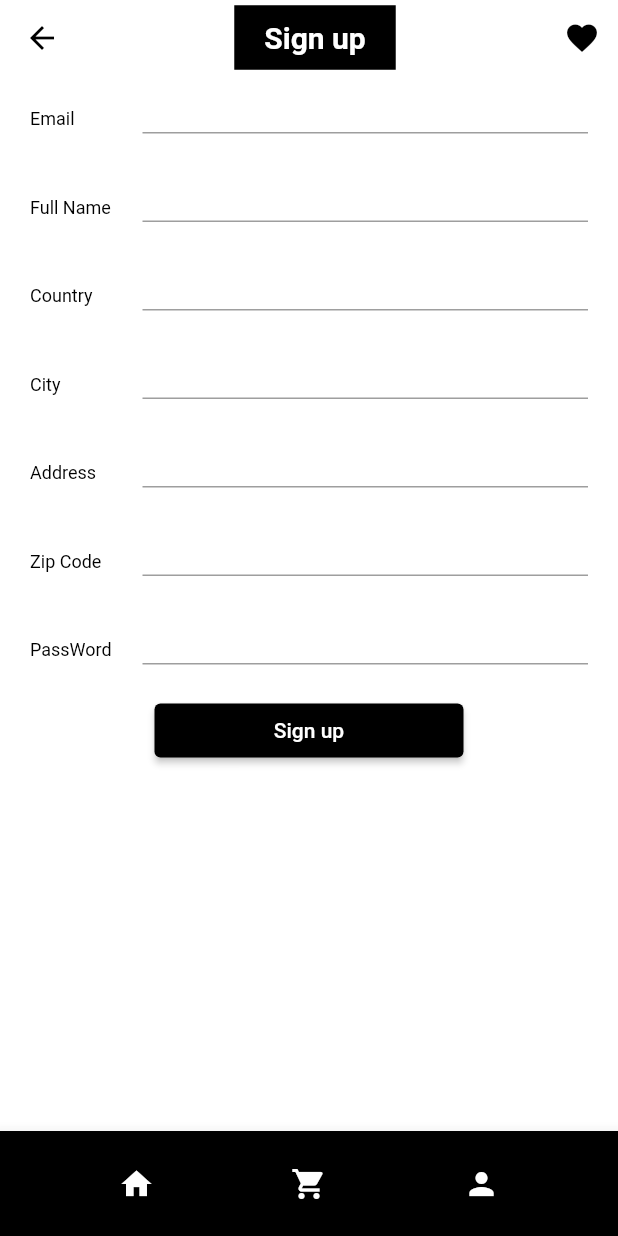
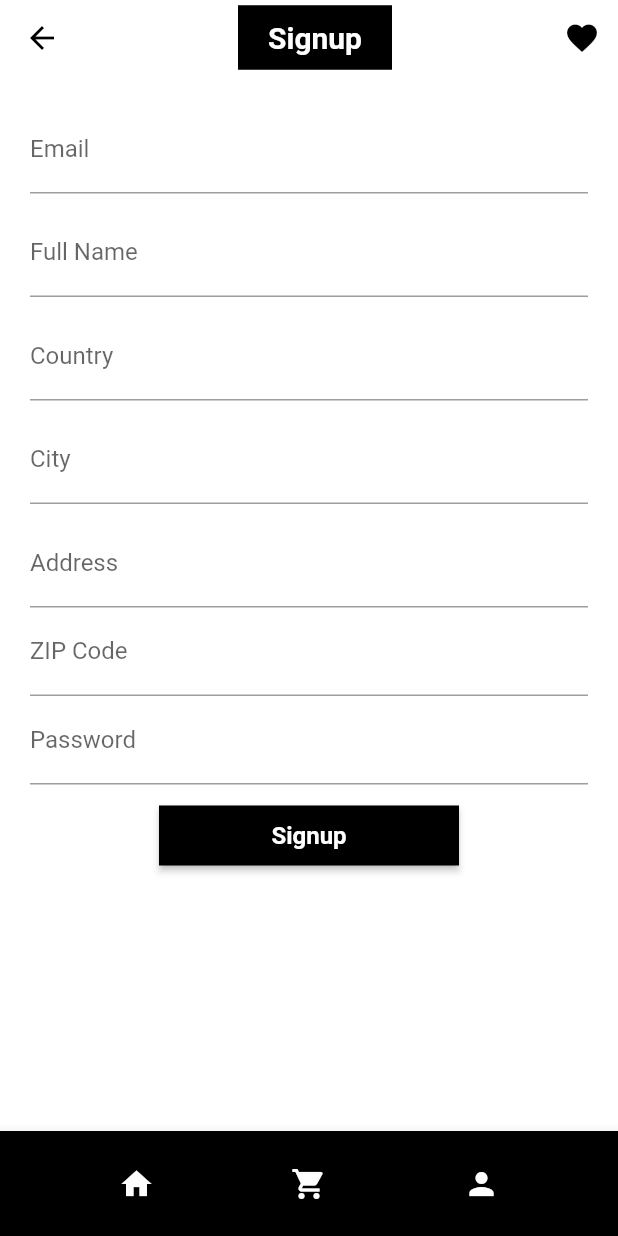
Before and after one commit to nhudang1511/e_commerce_flutter_app, a Flutter app: the screen it shows after launch, item 3 of the bottom bar chosen, after a tap on "Sign up", on a phone screen of 412 x 824 dp. Run offline on Flutter 3.47's test engine with Material 2 defaults, Android fonts, the phone set to English and light mode, and no system bars; our stand-ins replace bloc, carousel_slider, cloud_firestore, equatable, firebase_auth, firebase_core and 2 more; accounts and stored records are empty; Roboto replaces fonts that are missing (Avenir).

Commit message:
add sign up

```diff
--- a/lib/blocs/profile/profile_bloc.dart
+++ b/lib/blocs/profile/profile_bloc.dart
@@ -52,6 +52,7 @@ class ProfileBloc extends Bloc<ProfileEvent, ProfileState> {
       UpdateProfile event,
       Emitter<ProfileState> emit,
       ) {
+    _userRepository.updateUser(event.user);
     emit(ProfileLoaded(user: event.user));
   }
 
--- /dev/null
+++ b/lib/cubits/signup/signup_cubit.dart
@@ -0,0 +1,38 @@
+import 'package:bloc/bloc.dart';
+import 'package:equatable/equatable.dart';
+import 'package:firebase_auth/firebase_auth.dart' as auth;
+import '../../models/models.dart';
+import '../../repositories/auth/auth_repository.dart';
+
+part 'signup_state.dart';
+
+class SignupCubit extends Cubit<SignupState> {
+  final AuthRepository _authRepository;
+
+  SignupCubit({required AuthRepository authRepository})
+      : _authRepository = authRepository,
+        super(SignupState.initial());
+
+  void userChanged(User user) {
+    emit(state.copyWith(
+      user: user,
+      status: SignupStatus.initial,
+    ));
+  }
+
+  void passwordChanged(String value) {
+    emit(state.copyWith(password: value, status: SignupStatus.initial));
+  }
+
+  Future<void> signUpWithCredentials() async {
+    if (!state.isFormValid || state.status == SignupStatus.submitting) return;
+    emit(state.copyWith(status: SignupStatus.submitting));
+    try {
+      var authUser = await _authRepository.signUp(
+        password: state.password,
+        user: state.user!,
+      );
+      emit(state.copyWith(status: SignupStatus.success, authUser: authUser));
+    } catch (_) {}
+  }
+}
--- /dev/null
+++ b/lib/cubits/signup/signup_state.dart
@@ -0,0 +1,48 @@
+part of 'signup_cubit.dart';
+
+enum SignupStatus { initial, submitting, success, error }
+
+class SignupState extends Equatable {
+  final String password;
+  final SignupStatus status;
+  final auth.User? authUser;
+  final User? user;
+
+  bool get isFormValid => user!.email.isNotEmpty && password.isNotEmpty;
+
+  const SignupState({
+    required this.password,
+    required this.status,
+    this.authUser,
+    this.user,
+  });
+
+  factory SignupState.initial() {
+    return SignupState(
+      password: '',
+      status: SignupStatus.initial,
+      authUser: null,
+      user: User(),
+    );
+  }
+
+  @override
+  bool get stringify => true;
+
+  @override
+  List<Object?> get props => [password, status, authUser, user];
+
+  SignupState copyWith({
+    String? password,
+    SignupStatus? status,
+    auth.User? authUser,
+    User? user,
+  }) {
+    return SignupState(
+      password: password ?? this.password,
+      status: status ?? this.status,
+      authUser: authUser ?? this.authUser,
+      user: user ?? this.user,
+    );
+  }
+}
--- a/lib/main.dart
+++ b/lib/main.dart
@@ -10,6 +10,7 @@ import 'package:flutter_bloc/flutter_bloc.dart';
 import 'blocs/blocs.dart';
 import 'config/theme.dart';
 import 'cubits/login/login_cubit.dart';
+import 'cubits/signup/signup_cubit.dart';
 import 'screen/screen.dart';
 
 Future <void> main() async {
@@ -77,6 +78,11 @@ class MyApp extends StatelessWidget {
                 authRepository: context.read<AuthRepository>(),
               ),
             ),
+            BlocProvider(
+              create: (context) => SignupCubit(
+                authRepository: context.read<AuthRepository>(),
+              ),
+            ),
           ],
           child: MaterialApp(
             title: 'Zero To Unicorn',
--- a/lib/screen/login/login_screen.dart
+++ b/lib/screen/login/login_screen.dart
@@ -29,9 +29,6 @@ class LoginScreen extends StatelessWidget {
               child: ElevatedButton(
                 onPressed: (){
                   context.read<LoginCubit>().logInWithCredentials();
-                  const snackBar = SnackBar(content: Text('Log in successful'));
-                  ScaffoldMessenger.of(context).showSnackBar(snackBar);
-                  Navigator.pushNamed(context, '/');
                 },
                 child: Text('Log in'),
                 style: ElevatedButton.styleFrom(
--- a/lib/screen/profile/profile_screen.dart
+++ b/lib/screen/profile/profile_screen.dart
@@ -31,19 +31,108 @@ class ProfileScreen extends StatelessWidget {
           return Center(child: CircularProgressIndicator());
         }
         if(state is ProfileLoaded){
-          return Center(
-            child: SizedBox(
-              width: (MediaQuery.of(context).size.width)/2,
-              child: ElevatedButton(
-                onPressed: (){
-                  context.read<AuthRepository>().signOut();
-                },
-                child: Text('Sign out'),
-                style: ElevatedButton.styleFrom(
-                  backgroundColor: Colors.black,
-
+          return Padding(
+            padding: const EdgeInsets.all(20.0),
+            child: Column(
+              crossAxisAlignment: CrossAxisAlignment.start,
+              children: [
+                Text(
+                  'CUSTOMER INFORMATION',
+                  style: Theme.of(context).textTheme.headline3,
                 ),
-              ),
+                const SizedBox(height: 10),
+                CustomTextFormField(
+                  title: 'Email',
+                  initialValue: state.user.email,
+                  onChanged: (value) {
+                    context.read<ProfileBloc>().add(
+                      UpdateProfile(
+                        user: state.user.copyWith(email: value),
+                      ),
+                    );
+                  },
+                ),
+                const SizedBox(height: 5),
+                CustomTextFormField(
+                  title: 'Full Name',
+                  initialValue: state.user.fullName,
+                  onChanged: (value) {
+                    context.read<ProfileBloc>().add(
+                      UpdateProfile(
+                        user: state.user.copyWith(fullName: value),
+                      ),
+                    );
+                  },
+                ),
+                const SizedBox(height: 5),
+                CustomTextFormField(
+                  title: 'Address',
+                  initialValue: state.user.address,
+                  onChanged: (value) {
+                    context.read<ProfileBloc>().add(
+                      UpdateProfile(
+                        user: state.user.copyWith(address: value),
+                      ),
+                    );
+                  },
+                ),
+                const SizedBox(height: 5),
+                CustomTextFormField(
+                  title: 'City',
+                  initialValue: state.user.city,
+                  onChanged: (value) {
+                    context.read<ProfileBloc>().add(
+                      UpdateProfile(
+                        user: state.user.copyWith(city: value),
+                      ),
+                    );
+                  },
+                ),
+                const SizedBox(height: 5),
+                CustomTextFormField(
+                  title: 'Country',
+                  initialValue: state.user.country,
+                  onChanged: (value) {
+                    context.read<ProfileBloc>().add(
+                      UpdateProfile(
+                        user: state.user.copyWith(country: value),
+                      ),
+                    );
+                  },
+                ),
+                const SizedBox(height: 5),
+                CustomTextFormField(
+                  title: 'ZIP Code',
+                  initialValue: state.user.zipCode,
+                  onChanged: (value) {
+                    context.read<ProfileBloc>().add(
+                      UpdateProfile(
+                        user: state.user.copyWith(zipCode: value),
+                      ),
+                    );
+                  },
+                ),
+                Expanded(child: Container()),
+                Center(
+                  child: ElevatedButton(
+                    onPressed: () {
+                      context.read<AuthRepository>().signOut();
+                    },
+                    style: ElevatedButton.styleFrom(
+                      shape: RoundedRectangleBorder(),
+                      primary: Colors.black,
+                      fixedSize: Size(200, 40),
+                    ),
+                    child: Text(
+                      'Sign Out',
+                      style: Theme.of(context)
+                          .textTheme
+                          .headline4!
+                          .copyWith(color: Colors.white),
+                    ),
+                  ),
+                ),
+              ],
             ),
           );
         }
--- a/lib/screen/signup/signup_screen.dart
+++ b/lib/screen/signup/signup_screen.dart
@@ -1,4 +1,6 @@
 import 'package:flutter/material.dart';
+import 'package:flutter_bloc/flutter_bloc.dart';
+import '../../cubits/signup/signup_cubit.dart';
 import '../../widget/widgets.dart';
 
 class SignupScreen extends StatelessWidget {
@@ -12,73 +14,129 @@ class SignupScreen extends StatelessWidget {
   }
   @override
   Widget build(BuildContext context) {
-    final TextEditingController emailController = TextEditingController();
-    final TextEditingController fullNameController = TextEditingController();
-    final TextEditingController countryController = TextEditingController();
-    final TextEditingController cityController = TextEditingController();
-    final TextEditingController addressController = TextEditingController();
-    final TextEditingController zipCodeController = TextEditingController();
-    final TextEditingController passWordController = TextEditingController();
-
     return Scaffold(
-      appBar: const CustomAppBar(title: 'Sign up'),
+      appBar: CustomAppBar(title: 'Signup'),
       bottomNavigationBar: const CustomeNavBar(),
-      body:  SingleChildScrollView(
+      body: Padding(
+        padding: const EdgeInsets.all(20.0),
+        child: BlocBuilder<SignupCubit, SignupState>(
+          builder: (context, state) {
+            return SingleChildScrollView(
               child: Column(
-          mainAxisAlignment: MainAxisAlignment.spaceEvenly,
+                mainAxisAlignment: MainAxisAlignment.center,
                 children: [
-            _buildTextFormField(emailController, context, 'Email'),
-            _buildTextFormField(fullNameController, context, 'Full Name'),
-            _buildTextFormField(countryController, context, 'Country'),
-            _buildTextFormField(cityController, context, 'City'),
-            _buildTextFormField(addressController, context, 'Address'),
-            _buildTextFormField(zipCodeController, context, 'Zip Code'),
-            _buildTextFormField(passWordController, context, 'PassWord'),
-            SizedBox(
-              width: (MediaQuery.of(context).size.width)/2,
-              child: ElevatedButton(
-                onPressed: (){
-                  Navigator.pushNamed(context, '/');
+                  _UserInput(
+                    labelText: 'Email',
+                    onChanged: (value) {
+                      context.read<SignupCubit>().userChanged(
+                        state.user!.copyWith(email: value),
+                      );
                     },
-                child: Text('Sign up'),
+                  ),
+                  const SizedBox(height: 10),
+                  _UserInput(
+                    labelText: 'Full Name',
+                    onChanged: (value) {
+                      context.read<SignupCubit>().userChanged(
+                        state.user!.copyWith(fullName: value),
+                      );
+                    },
+                  ),
+                  const SizedBox(height: 10),
+                  _UserInput(
+                    labelText: 'Country',
+                    onChanged: (value) {
+                      context.read<SignupCubit>().userChanged(
+                        state.user!.copyWith(country: value),
+                      );
+                    },
+                  ),
+                  const SizedBox(height: 10),
+                  _UserInput(
+                    labelText: 'City',
+                    onChanged: (value) {
+                      context.read<SignupCubit>().userChanged(
+                        state.user!.copyWith(city: value),
+                      );
+                    },
+                  ),
+                  const SizedBox(height: 10),
+                  _UserInput(
+                    labelText: 'Address',
+                    onChanged: (value) {
+                      context.read<SignupCubit>().userChanged(
+                        state.user!.copyWith(address: value),
+                      );
+                    },
+                  ),
+                  _UserInput(
+                    labelText: 'ZIP Code',
+                    onChanged: (value) {
+                      context.read<SignupCubit>().userChanged(
+                        state.user!.copyWith(zipCode: value),
+                      );
+                    },
+                  ),
+                  _PasswordInput(),
+                  const SizedBox(height: 10),
+                  ElevatedButton(
+                    onPressed: () {
+                      context.read<SignupCubit>().signUpWithCredentials();
+                    },
                     style: ElevatedButton.styleFrom(
-                  backgroundColor: Colors.black,
-
+                      shape: RoundedRectangleBorder(),
+                      primary: Colors.black,
+                      fixedSize: Size(200, 40),
+                    ),
+                    child: Text(
+                      'Signup',
+                      style: Theme.of(context).textTheme.headline4!.copyWith(
+                        color: Colors.white,
                       ),
                     ),
                   ),
-
                 ],
+              ),
+            );
+          },
         ),
       ),
     );
   }
-  Padding _buildTextFormField(
-      TextEditingController onChanged,
-      BuildContext context,
-      String labelText){
-    return Padding(
-      padding: const EdgeInsets.all(20.0),
-      child: Row(
-        children: [
-          SizedBox(width: 75,
-            child: Text(
-                labelText,
-                style: Theme.of(context).textTheme.bodyText1),),
-          Expanded(child: TextFormField(
-            //onChanged: onChanged,
-            controller: onChanged,
-            decoration: const InputDecoration(
-                isDense: true,
-                contentPadding: EdgeInsets.only(left: 10),
-                focusedBorder: UnderlineInputBorder(
-                    borderSide: BorderSide(color: Colors.black)
-                )
-            ),
-          )
-          )
-        ],
-      ),
+}
+
+class _UserInput extends StatelessWidget {
+  const _UserInput({
+    Key? key,
+    required this.onChanged,
+    required this.labelText,
+  }) : super(key: key);
+
+  final Function(String)? onChanged;
+  final String labelText;
+
+  @override
+  Widget build(BuildContext context) {
+    return BlocBuilder<SignupCubit, SignupState>(
+      builder: (context, state) {
+        return TextField(
+          onChanged: onChanged,
+          decoration: InputDecoration(labelText: labelText),
+        );
+      },
     );
   }
 }
+
+class _PasswordInput extends StatelessWidget {
+  @override
+  Widget build(BuildContext context) {
+    return TextField(
+      onChanged: (password) {
+        context.read<SignupCubit>().passwordChanged(password);
+      },
+      decoration: const InputDecoration(labelText: 'Password'),
+      obscureText: true,
+    );
+  }
+}
--- a/lib/widget/widgets.dart
+++ b/lib/widget/widgets.dart
@@ -7,3 +7,4 @@ export 'product_carousel.dart';
 export 'cart_product_card.dart';
 export 'order_summery.dart';
 export 'order_summary_producr_card.dart';
+export 'custom_text_form_field.dart';
```
Also changed, not shown: lib/widget/custom_text_form_field.dart (added, +45 -0 lines). Lines whose indentation alone changed are shown as unchanged.
